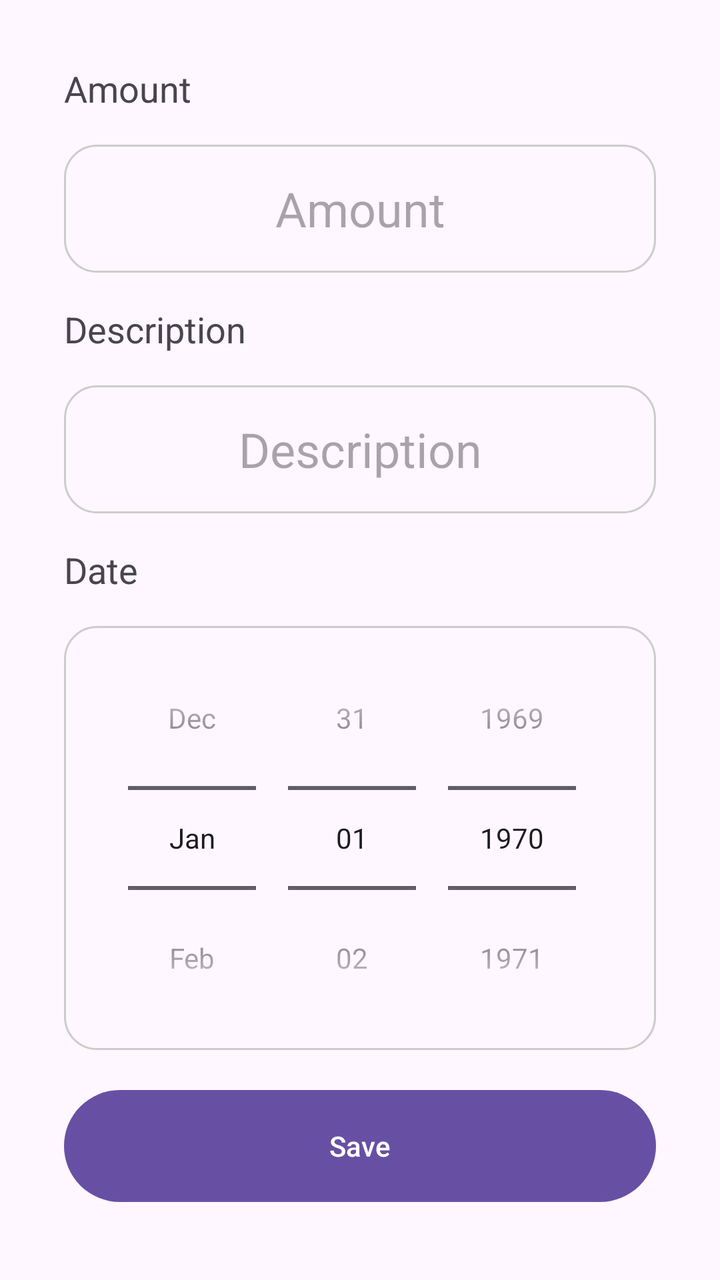
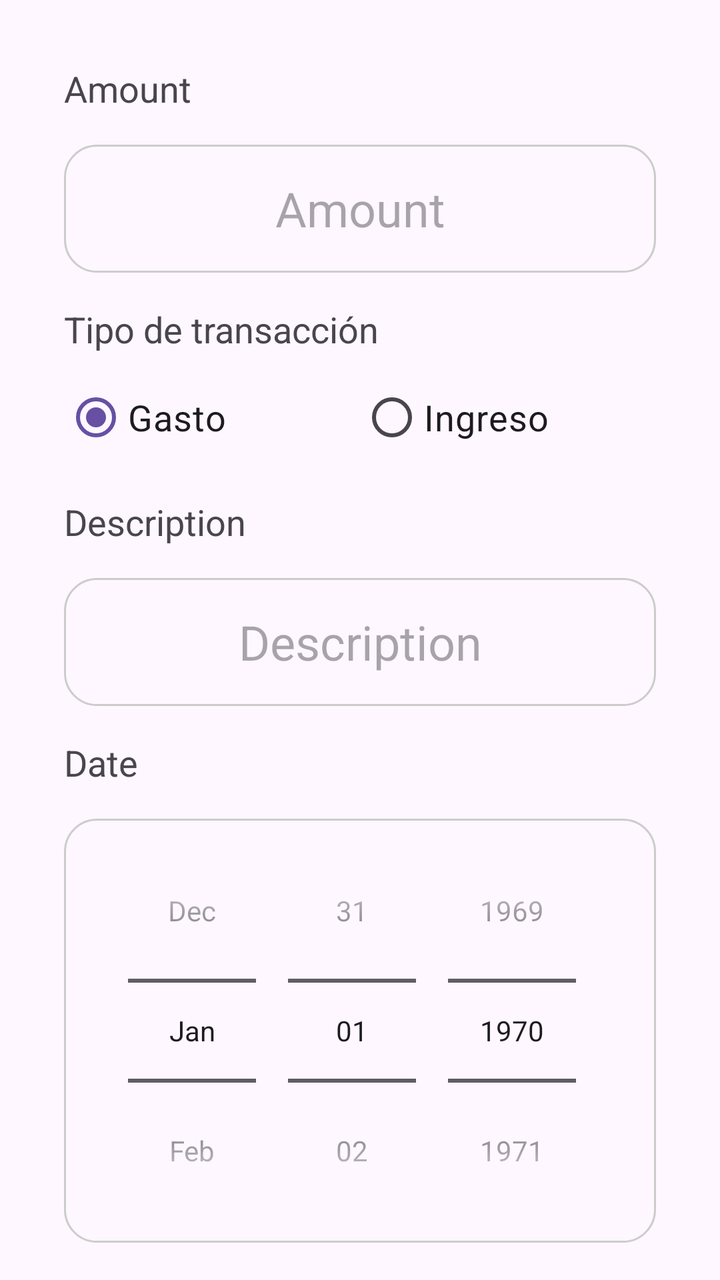

The first picture is an Android layout as it rendered before a commit; the second is the same layout after the commit. The layout source and the unified diff follow.
<!-- AndroidManifest.xml: application theme Theme.ExpensesTracker -->
<!-- res/layout/activity_add_expense.xml -->
<?xml version="1.0" encoding="utf-8"?>
<androidx.constraintlayout.widget.ConstraintLayout xmlns:android="http://schemas.android.com/apk/res/android"
    xmlns:app="http://schemas.android.com/apk/res-auto"
    xmlns:tools="http://schemas.android.com/tools"
    android:id="@+id/main"
    android:layout_width="match_parent"
    android:layout_height="match_parent"
    tools:context=".AddExpenseActivity">
    <TextView
        android:id="@+id/textViewAmount"
        android:layout_width="0dp"
        android:layout_height="wrap_content"
        android:layout_marginStart="32dp"
        android:layout_marginTop="32dp"
        android:layout_marginEnd="32dp"
        android:text="@string/amount"
        android:textSize="18sp"
        app:layout_constraintEnd_toEndOf="parent"
        app:layout_constraintStart_toStartOf="parent"
        app:layout_constraintTop_toTopOf="parent" />

    <EditText
        android:id="@+id/editTextAmount"
        android:layout_width="0dp"
        android:layout_height="64dp"
        android:background="@drawable/bg_selector"
        android:layout_marginStart="32dp"
        android:layout_marginTop="16dp"
        android:layout_marginEnd="32dp"
        android:ems="10"
        android:hint="@string/amount"
        android:textSize="24sp"
        android:textAlignment="center"
        android:inputType="numberDecimal"
        app:layout_constraintEnd_toEndOf="parent"
        app:layout_constraintStart_toStartOf="parent"
        app:layout_constraintTop_toBottomOf="@+id/textViewAmount" />

    <TextView
        android:id="@+id/textViewDescription"
        android:layout_width="0dp"
        android:layout_height="wrap_content"
        android:layout_marginStart="32dp"
        android:layout_marginTop="16dp"
        android:layout_marginEnd="32dp"
        android:text="@string/description"
        android:textSize="18sp"
        app:layout_constraintEnd_toEndOf="parent"
        app:layout_constraintStart_toStartOf="parent"
        app:layout_constraintTop_toBottomOf="@+id/editTextAmount" />

    <EditText
        android:id="@+id/editTextDescripcion"
        android:layout_height="64dp"
        android:background="@drawable/bg_selector"
        android:layout_width="0dp"
        android:layout_marginStart="32dp"
        android:layout_marginTop="16dp"
        android:layout_marginEnd="32dp"
        android:ems="10"
        android:hint="@string/description"
        android:textAlignment="center"
        android:textSize="24sp"
        android:inputType="text"
        app:layout_constraintEnd_toEndOf="parent"
        app:layout_constraintStart_toStartOf="parent"
        app:layout_constraintTop_toBottomOf="@+id/textViewDescription" />

    <TextView
        android:id="@+id/textViewDate"
        android:layout_width="0dp"
        android:layout_height="wrap_content"
        android:layout_marginStart="32dp"
        android:layout_marginTop="16dp"
        android:layout_marginEnd="32dp"
        android:text="@string/date"
        android:textSize="18sp"
        app:layout_constraintEnd_toEndOf="parent"
        app:layout_constraintStart_toStartOf="parent"
        app:layout_constraintTop_toBottomOf="@+id/editTextDescripcion" />

    <DatePicker
        android:id="@+id/datePickerSelector"
        android:layout_width="0dp"
        android:layout_height="wrap_content"
        android:background="@drawable/bg_selector"
        android:layout_marginStart="32dp"
        android:layout_marginTop="16dp"
        android:layout_marginEnd="32dp"
        android:calendarViewShown="false"
        android:datePickerMode="spinner"
        app:layout_constraintEnd_toEndOf="parent"
        app:layout_constraintStart_toStartOf="parent"
        app:layout_constraintTop_toBottomOf="@+id/textViewDate" />

    <Button
        android:id="@+id/buttonSave"
        android:layout_width="0dp"
        android:layout_height="64dp"
        android:layout_marginStart="32dp"
        android:layout_marginTop="16dp"
        android:layout_marginEnd="32dp"
        android:text="@string/save"
        app:layout_constraintEnd_toEndOf="parent"
        app:layout_constraintStart_toStartOf="parent"
        app:layout_constraintTop_toBottomOf="@+id/datePickerSelector"
        android:onClick="saveExpense"
        />

</androidx.constraintlayout.widget.ConstraintLayout>
<!-- resources referenced by this layout -->
<resources>
  <!-- drawable bg_selector (drawable) -->
  <?xml version="1.0" encoding="utf-8"?>
  <selector xmlns:android="http://schemas.android.com/apk/res/android">
      <item android:state_focused="true" android:drawable="@drawable/bg_editor"/>
      <item android:state_focused="false" android:drawable="@drawable/bg_editor_grey"/>
  </selector>
  <string name="amount">Amount</string>
  <string name="date">Date</string>
  <string name="description">Description</string>
  <string name="save">Save</string>
  <style name="Theme.ExpensesTracker" parent="Base.Theme.ExpensesTracker" />
  <!-- drawable bg_editor (drawable) -->
  <?xml version="1.0" encoding="utf-8"?>
  <shape xmlns:android="http://schemas.android.com/apk/res/android">
      <stroke android:color="#D50000" android:width="1dp"/>
      <corners android:radius="16dp"/>
  </shape>
  <!-- drawable bg_editor_grey (drawable) -->
  <?xml version="1.0" encoding="utf-8"?>
  <shape xmlns:android="http://schemas.android.com/apk/res/android">
      <stroke android:color="#ccc" android:width="1dp"/>
      <corners android:radius="16dp"/>
  </shape>
  <style name="Base.Theme.ExpensesTracker" parent="Theme.Material3.DayNight.NoActionBar">
          
          
      </style>
</resources>

<!-- the commit's change to res/layout/activity_add_expense.xml (unified diff, before → after) -->
@@ -31,10 +31,54 @@
         android:hint="@string/amount"
         android:textSize="24sp"
         android:textAlignment="center"
-        android:inputType="numberDecimal"
+        android:inputType="number"
+        android:digits="0123456789."
         app:layout_constraintEnd_toEndOf="parent"
         app:layout_constraintStart_toStartOf="parent"
         app:layout_constraintTop_toBottomOf="@+id/textViewAmount" />
+
+    <TextView
+        android:id="@+id/textViewType"
+        android:layout_width="0dp"
+        android:layout_height="wrap_content"
+        android:layout_marginStart="32dp"
+        android:layout_marginTop="16dp"
+        android:layout_marginEnd="32dp"
+        android:text="Tipo de transacción"
+        android:textSize="18sp"
+        app:layout_constraintEnd_toEndOf="parent"
+        app:layout_constraintStart_toStartOf="parent"
+        app:layout_constraintTop_toBottomOf="@+id/editTextAmount" />
+
+    <RadioGroup
+        android:id="@+id/radioGroupType"
+        android:layout_width="0dp"
+        android:layout_height="wrap_content"
+        android:layout_marginStart="32dp"
+        android:layout_marginTop="8dp"
+        android:layout_marginEnd="32dp"
+        android:orientation="horizontal"
+        app:layout_constraintEnd_toEndOf="parent"
+        app:layout_constraintStart_toStartOf="parent"
+        app:layout_constraintTop_toBottomOf="@+id/textViewType">
+
+        <RadioButton
+            android:id="@+id/radioButtonExpense"
+            android:layout_width="0dp"
+            android:layout_height="wrap_content"
+            android:layout_weight="1"
+            android:checked="true"
+            android:text="Gasto"
+            android:textSize="18sp" />
+
+        <RadioButton
+            android:id="@+id/radioButtonIncome"
+            android:layout_width="0dp"
+            android:layout_height="wrap_content"
+            android:layout_weight="1"
+            android:text="Ingreso"
+            android:textSize="18sp" />
+    </RadioGroup>
 
     <TextView
         android:id="@+id/textViewDescription"
@@ -47,7 +91,7 @@
         android:textSize="18sp"
         app:layout_constraintEnd_toEndOf="parent"
         app:layout_constraintStart_toStartOf="parent"
-        app:layout_constraintTop_toBottomOf="@+id/editTextAmount" />
+        app:layout_constraintTop_toBottomOf="@+id/radioGroupType" />
 
     <EditText
         android:id="@+id/editTextDescripcion"
